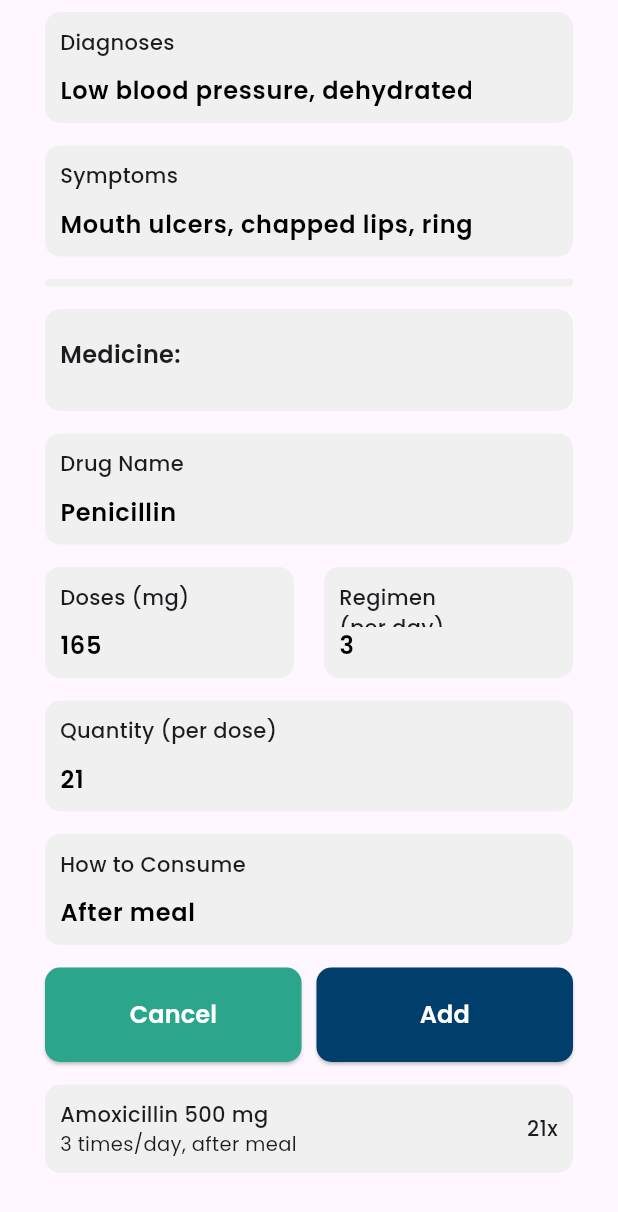
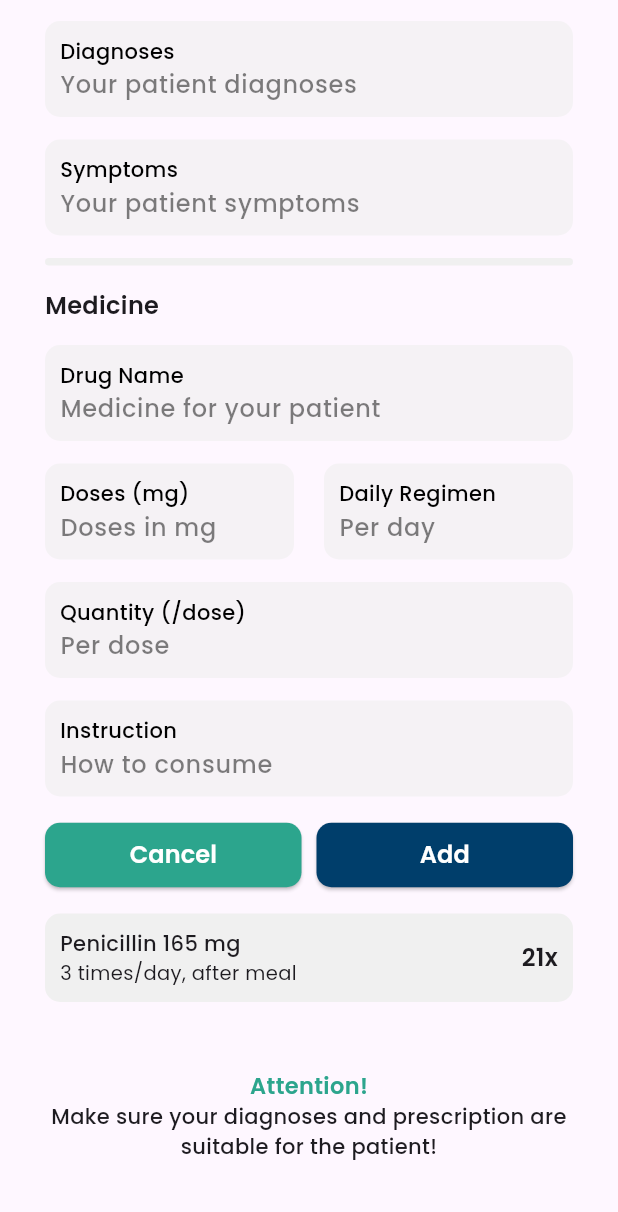
Before and after one commit to sirreidlos/medigram-app, a Flutter app: the ConsultForm screen opened directly, scrolled down 576 dp, on a phone screen of 412 x 824 dp. Shown: the top 1212 px of the screen. Run offline on Flutter 3.47's test engine with Material 3 defaults, Android fonts, the phone set to English and light mode, and no system bars; our stand-ins replace flutter_secure_storage, google_fonts, qr_flutter; missing offline and left inert: mobile_scanner; accounts and stored records are empty.

Commit message:
Fix: Consultation Form

```diff
--- a/lib/components/button.dart
+++ b/lib/components/button.dart
@@ -20,7 +20,7 @@ class Button extends StatelessWidget {
           backgroundColor:
               isSubmit ? Color(secondaryColor2) : Color(primaryColor2),
           foregroundColor: Colors.white,
-          padding: EdgeInsets.all(20),
+          padding: EdgeInsets.all(10),
           shape: RoundedRectangleBorder(
             borderRadius: BorderRadius.circular(10),
           ),
--- a/lib/components/input.dart
+++ b/lib/components/input.dart
@@ -26,7 +26,7 @@ class Input extends StatelessWidget {
       width: double.infinity,
       padding: EdgeInsets.all(10),
       decoration: BoxDecoration(
-        color: Color(secondaryColor1),
+        color: Color(secondaryColor1).withValues(alpha: 0.65),
         borderRadius: BorderRadius.all(Radius.circular(10)),
       ),
       child: Row(
@@ -39,7 +39,17 @@ class Input extends StatelessWidget {
               crossAxisAlignment: CrossAxisAlignment.start,
               spacing: 0,
               children: [
-                SizedBox(height: 30, child: Text(header, style: placeholder != "" ? body : header2)),
+                SizedBox(
+                  width: double.infinity,
+                  child: Text(
+                    header,
+                    style: GoogleFonts.poppins(
+                      fontSize: 14,
+                      fontWeight: FontWeight.w500,
+                      color: isDisabled ? Colors.black.withValues(alpha: 0.75) : Colors.black,
+                    ),
+                  ),
+                ),
                 placeholder != ""
                     ? TextFormField(
                       initialValue: initValue,
@@ -54,13 +64,16 @@ class Input extends StatelessWidget {
                         isDense: true,
                         border: InputBorder.none,
                         hintText: placeholder,
+                        hintStyle: TextStyle(color: isDisabled
+                                ? Color(secondaryColor2).withValues(alpha: 0.5)
+                                : Colors.black.withValues(alpha: 0.5))
                       ),
                       style: GoogleFonts.poppins(
                         fontSize: 16,
-                        fontWeight: FontWeight.w600,
+                        fontWeight: isDisabled ? FontWeight.w600 : FontWeight.w500,
                         color:
                             (isDisabled
-                                ? Color(secondaryColor2)
+                                ? Color(secondaryColor2).withValues(alpha: 0.75)
                                 : Colors.black),
                       ),
                     )
@@ -68,12 +81,14 @@ class Input extends StatelessWidget {
               ],
             ),
           ),
-          IconButton(
-            onPressed: () {},
-            icon: useIcon,
-            iconSize: 20,
-            padding: EdgeInsets.zero,
-          ),
+          useIcon.icon != null
+              ? (IconButton(
+                onPressed: () {},
+                icon: useIcon,
+                iconSize: 20,
+                padding: EdgeInsets.zero,
+              ))
+              : Container(),
         ],
       ),
     );
--- a/lib/components/record_card.dart
+++ b/lib/components/record_card.dart
@@ -38,7 +38,7 @@ class RecordCard extends StatelessWidget {
             ),
           ),
           isMed
-              ? Text(info1, style: body)
+              ? Text(info1, style: header2)
               : Column(
                 crossAxisAlignment: CrossAxisAlignment.end,
                 children: [
--- a/lib/page/form.dart
+++ b/lib/page/form.dart
@@ -29,6 +29,10 @@ class ConsultForm extends StatelessWidget {
             spacing: 15,
             children: [
               PopupHeader(context, "Prescription Form"),
+              SizedBox(
+                width: double.infinity,
+                child: Text("Patient Profile", style: header2),
+              ),
               Input(
                 header: "Name",
                 placeholder: "Jane Doe",
@@ -62,13 +66,12 @@ class ConsultForm extends StatelessWidget {
                   ),
                 ],
               ),
-              LineDivider(),
               Row(
                 spacing: 20,
                 children: [
                   Expanded(
                     child: Input(
-                      header: "Body Height (cm)",
+                      header: "Height (cm)",
                       placeholder: "165",
                       initValue: "165",
                       isDisabled: true,
@@ -78,7 +81,7 @@ class ConsultForm extends StatelessWidget {
                   ),
                   Expanded(
                     child: Input(
-                      header: "Body Weight(kg)",
+                      header: "Weight (kg)",
                       placeholder: "65",
                       initValue: "65",
                       isDisabled: true,
@@ -105,35 +108,35 @@ class ConsultForm extends StatelessWidget {
                 inputType: TextInputType.text,
               ),
               LineDivider(),
+              SizedBox(
+                width: double.infinity,
+                child: Text("Consultation", style: header2),
+              ),
               Input(
                 header: "Diagnoses",
-                placeholder: "Low blood pressure, dehydrated, ear infection",
-                initValue: "Low blood pressure, dehydrated, ear infection",
+                placeholder: "Your patient diagnoses",
+                initValue: "",
                 isDisabled: false,
                 useIcon: Icon(null),
                 inputType: TextInputType.text,
               ),
               Input(
                 header: "Symptoms",
-                placeholder: "Mouth ulcers, chapped lips, ringing ear, fainted",
-                initValue: "Mouth ulcers, chapped lips, ringing ear, fainted",
+                placeholder: "Your patient symptoms",
+                initValue: "",
                 isDisabled: false,
                 useIcon: Icon(null),
                 inputType: TextInputType.text,
               ),
               LineDivider(),
-              Input(
-                header: "Medicine:",
-                placeholder: "",
-                initValue: "",
-                isDisabled: true,
-                useIcon: Icon(null),
-                inputType: TextInputType.text,
+              SizedBox(
+                width: double.infinity,
+                child: Text("Medicine", style: header2),
               ),
               Input(
                 header: "Drug Name",
-                placeholder: "Penicillin",
-                initValue: "Penicillin",
+                placeholder: "Medicine for your patient",
+                initValue: "",
                 isDisabled: false,
                 useIcon: Icon(null),
                 inputType: TextInputType.text,
@@ -144,8 +147,8 @@ class ConsultForm extends StatelessWidget {
                   Expanded(
                     child: Input(
                       header: "Doses (mg)",
-                      placeholder: "165",
-                      initValue: "165",
+                      placeholder: "Doses in mg",
+                      initValue: "",
                       isDisabled: false,
                       useIcon: Icon(null),
                       inputType: TextInputType.number,
@@ -153,9 +156,9 @@ class ConsultForm extends StatelessWidget {
                   ),
                   Expanded(
                     child: Input(
-                      header: "Regimen (per day)",
-                      placeholder: "3",
-                      initValue: "3",
+                      header: "Daily Regimen",
+                      placeholder: "Per day",
+                      initValue: "",
                       isDisabled: false,
                       useIcon: Icon(null),
                       inputType: TextInputType.number,
@@ -164,17 +167,17 @@ class ConsultForm extends StatelessWidget {
                 ],
               ),
               Input(
-                header: "Quantity (per dose)",
-                placeholder: "21",
-                initValue: "21",
+                header: "Quantity (/dose)",
+                placeholder: "Per dose",
+                initValue: "",
                 isDisabled: false,
                 useIcon: Icon(null),
                 inputType: TextInputType.number,
               ),
               Input(
-                header: "How to Consume",
-                placeholder: "After meal",
-                initValue: "After meal",
+                header: "Instruction",
+                placeholder: "How to consume",
+                initValue: "",
                 isDisabled: false,
                 useIcon: Icon(null),
                 inputType: TextInputType.text,
@@ -191,7 +194,7 @@ class ConsultForm extends StatelessWidget {
                 children: [
                   Expanded(
                     child: RecordCard(
-                      title: "Amoxicillin 500 mg",
+                      title: "Penicillin 165 mg",
                       subtitle: "3 times/day, after meal",
                       info1: "21x",
                       info2: "",
@@ -200,7 +203,9 @@ class ConsultForm extends StatelessWidget {
                   ),
                 ],
               ),
-              WarningCard("Make sure your diagnoses and prescription is suitable for the patient!")
+              WarningCard(
+                "Make sure your diagnoses and prescription are suitable for the patient!",
+              ),
             ],
           ),
         ),
```
